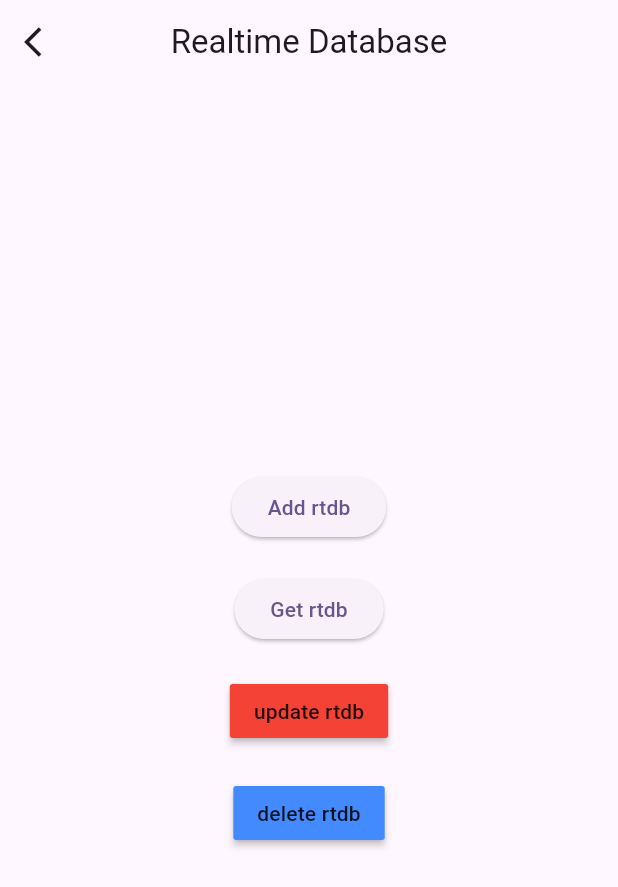
After one commit to aziz1272/firebasedatabase, a Flutter app: the screen it shows after launch, after a tap on "RTDB", after a tap on "Add rtdb", on a phone screen of 412 x 824 dp. The commit adds this screen. Shown: the top 887 px of the screen. Run offline on Flutter 3.47's test engine with Material 2 defaults, Android fonts, the phone set to English and light mode, and no system bars; our stand-ins replace cloud_firestore, firebase_core, firebase_database; accounts and stored records are empty.

Commit message:
added rtdb: add, get, update, delete.

```diff
--- a/lib/main.dart
+++ b/lib/main.dart
@@ -1,5 +1,5 @@
 import 'package:firebase_core/firebase_core.dart';
-import 'package:firebasedatabase/pages/add_players.dart';
+import 'package:firebasedatabase/pages/rtdb_pages.dart';
 import 'package:firebasedatabase/pages/home_page.dart';
 import 'package:flutter/material.dart';
 
@@ -18,12 +18,13 @@ class MyApp extends StatelessWidget {
     return MaterialApp(
       title: 'Flutter Demo',
       theme: ThemeData(
-
         colorScheme: ColorScheme.fromSeed(seedColor: Colors.deepPurple),
         useMaterial3: true,
       ),
+      debugShowCheckedModeBanner: false,
       home: const HomePage(),
       routes: {
+        RtdbPages.id:(context)=> const RtdbPages(),
         HomePage.id:(context)=> const HomePage(),
       },
     );
--- a/lib/pages/home_page.dart
+++ b/lib/pages/home_page.dart
@@ -1,4 +1,5 @@
 import 'dart:developer';
+import 'package:firebasedatabase/pages/rtdb_pages.dart';
 import 'package:firebasedatabase/user_model.dart';
 import 'package:flutter/material.dart';
 import '../firebase_db_services.dart';
@@ -20,7 +21,7 @@ class _HomePageState extends State<HomePage> {
         children: [
           Center(
             child: ElevatedButton(
-              onPressed: () async{
+              onPressed: () async {
                 Player futballPlayer = Player(
                   name: "Eldor Shomurodov",
                   position: "Hujumchi",
@@ -28,7 +29,11 @@ class _HomePageState extends State<HomePage> {
                   height: 1.9,
                   rating: 72,
                   country: "Uzbekistan",
-                    thropies: ["Asian cup", "Ozbekiston PFL kubugi", "2019, 2021 O'zb ning eng yaxshi futbolchisi"],
+                  thropies: [
+                    "Asian cup",
+                    "Ozbekiston PFL kubugi",
+                    "2019, 2021 O'zb ning eng yaxshi futbolchisi"
+                  ],
                   isMusilman: true,
                 );
 
@@ -38,13 +43,15 @@ class _HomePageState extends State<HomePage> {
               child: Text("Add player"),
             ),
           ),
-          const SizedBox(height: 10,),
+          const SizedBox(
+            height: 10,
+          ),
           Center(
             child: ElevatedButton(
-              onPressed: () async{
+              onPressed: () async {
                 DatabaseServices databaseServices = DatabaseServices();
                 databaseServices.get().then((value) {
-                  for(final item in value){
+                  for (final item in value) {
                     log(item.thropies.toString());
                   }
                 });
@@ -52,10 +59,12 @@ class _HomePageState extends State<HomePage> {
               child: Text("Get player"),
             ),
           ),
-          const SizedBox(height: 10,),
+          const SizedBox(
+            height: 10,
+          ),
           Center(
             child: ElevatedButton(
-              onPressed: () async{
+              onPressed: () async {
                 Player futballPlayer = Player(
                   name: "Muhammad Salah",
                   position: "Hujumchi",
@@ -67,9 +76,9 @@ class _HomePageState extends State<HomePage> {
                   isMusilman: true,
                 );
                 DatabaseServices databaseServices = DatabaseServices();
-                databaseServices.get().then((value){
-                  for(final item in value){
-                    if(item.name == "Eldor Shomurodov"){
+                databaseServices.get().then((value) {
+                  for (final item in value) {
+                    if (item.name == "Eldor Shomurodov") {
                       futballPlayer.id = item.id;
                       databaseServices.updates(futballPlayer);
                     }
@@ -79,14 +88,16 @@ class _HomePageState extends State<HomePage> {
               child: Text("Update player"),
             ),
           ),
-          const SizedBox(height: 10,),
+          const SizedBox(
+            height: 10,
+          ),
           Center(
             child: ElevatedButton(
-              onPressed: () async{
+              onPressed: () async {
                 DatabaseServices databaseServices = DatabaseServices();
-                databaseServices.get().then((value){
-                  for(final item in value){
-                    if(item.name == "Muhammad Salah"){
+                databaseServices.get().then((value) {
+                  for (final item in value) {
+                    if (item.name == "Muhammad Salah") {
                       databaseServices.delete(item.id ?? "");
                     }
                   }
@@ -95,6 +106,15 @@ class _HomePageState extends State<HomePage> {
               child: Text("Delete player"),
             ),
           ),
+          const SizedBox(
+            height: 10,
+          ),
+          ElevatedButton(
+            onPressed: () {
+              Navigator.pushReplacementNamed(context, RtdbPages.id);
+            },
+            child: Text("RTDB"),
+          ),
         ],
       ),
     );
--- /dev/null
+++ b/lib/pages/rtdb_pages.dart
@@ -0,0 +1,112 @@
+import 'dart:developer';
+
+import 'package:firebasedatabase/pages/home_page.dart';
+import 'package:firebasedatabase/rtdb_services.dart';
+import 'package:firebasedatabase/user_model.dart';
+import 'package:flutter/material.dart';
+
+class RtdbPages extends StatefulWidget {
+  static const String id = "rtdb_pages";
+  const RtdbPages({super.key});
+
+  @override
+  State<RtdbPages> createState() => _RtdbPagesState();
+}
+
+class _RtdbPagesState extends State<RtdbPages> {
+  @override
+  Widget build(BuildContext context) {
+    return Scaffold(
+      appBar: AppBar(
+        leading: IconButton(
+          onPressed: () {
+            Navigator.pushReplacementNamed(context, HomePage.id);
+          },
+          icon: Icon(Icons.arrow_back_ios),
+        ),
+        title: Text("Realtime Database"),
+        centerTitle: true,
+      ),
+      body: Column(
+        mainAxisAlignment: MainAxisAlignment.center,
+        children: [
+          Center(
+            child: ElevatedButton(
+              onPressed: () async {
+                Player player = Player(
+                  name: "Leonel Messi",
+                  position: "hujumchi",
+                  number: 10,
+                  height: 1.65,
+                  rating: 90,
+                  country: "Argentina",
+                  thropies: [
+                    "golden boot",
+                    "world cup",
+                    "golden ball",
+                    "the best sportsman",
+                    "UCl",
+                    "LA Liga"
+                  ],
+                  isMusilman: false,
+                );
+                RealDbServices services = RealDbServices();
+                services.add(player);
+              },
+              child: Text("Add rtdb"),
+            ),
+          ),
+          SizedBox(
+            height: 20,
+          ),
+          Center(
+            child: ElevatedButton(
+              onPressed: () async {
+                RealDbServices services = RealDbServices();
+                services.get().then((value) {
+                  log("$value");
+                });
+              },
+              child: Text("Get rtdb"),
+            ),
+          ),
+          SizedBox(
+            height: 20,
+          ),
+          Center(
+            child: MaterialButton(
+              color: Colors.red,
+              onPressed: () async {
+                Player player = Player(
+                  name: "Ronaldo",
+                  position: "Hujumchi",
+                  number: 7,
+                  height: 1.85,
+                  rating: 90,
+                  country: "Portugliya",
+                  thropies: ["UCl", "La Liga", "Portugal cup", "golden bool"],
+                  isMusilman: false,
+                );
+                RealDbServices services = RealDbServices();
+                services.update(player);
+                log("${player.thropies}");
+              },
+              child: Text("update rtdb"),
+            ),
+          ),
+          SizedBox(height: 20,),
+          Center(
+            child: MaterialButton(
+              color: Colors.blueAccent,
+              onPressed: (){
+                RealDbServices servises = RealDbServices();
+                servises.delete();
+              },
+              child: Text("delete rtdb"),
+            ),
+          ),
+        ],
+      ),
+    );
+  }
+}
--- /dev/null
+++ b/lib/rtdb_services.dart
@@ -0,0 +1,34 @@
+import 'package:firebase_database/firebase_database.dart';
+import 'package:firebasedatabase/user_model.dart';
+
+class RealDbServices {
+  FirebaseDatabase database = FirebaseDatabase.instance;
+
+  ///Add
+  Future<void> add(Player player) async {
+    DatabaseReference ref = database.ref('players/571');
+    await ref.set(player.toJson());
+  }
+
+  ///Get
+  Future get() async {
+    DatabaseReference ref = database.ref('players');
+    final data = await ref.child('571').get();
+    return data.value;
+  }
+
+  ///Update
+  Future<void> update(Player player)async{
+    DatabaseReference ref = database.ref('players/571');
+    await ref.update(player.toJson());
+  }
+
+
+  ///Delete
+  Future<void> delete() async {
+    DatabaseReference ref = database.ref('players');
+    final data = await ref.child('571').remove();
+    return data;
+  }
+
+}
--- a/pubspec.yaml
+++ b/pubspec.yaml
@@ -37,6 +37,7 @@ dependencies:
   cupertino_icons: ^1.0.2
   firebase_core: ^2.17.0
   cloud_firestore: ^4.9.3
+  firebase_database: ^10.3.1
 
 dev_dependencies:
   flutter_test:
```
Also changed, not shown: lib/pages/add_players.dart (deleted), pubspec.lock. Lines whose indentation alone changed are shown as unchanged.
